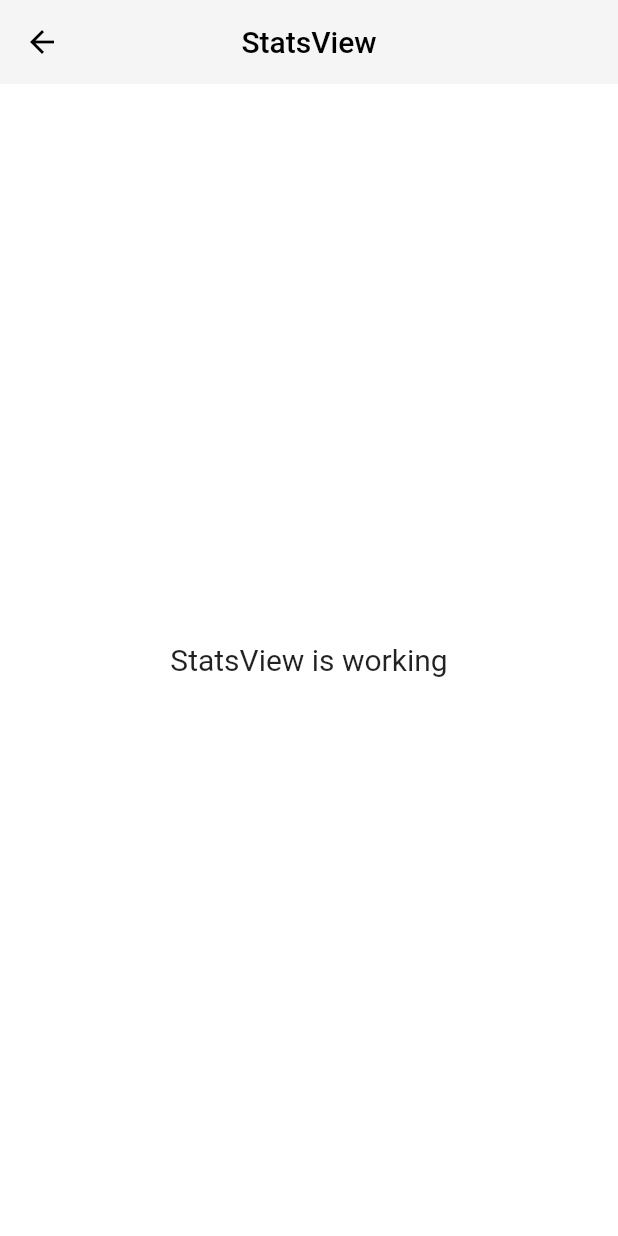
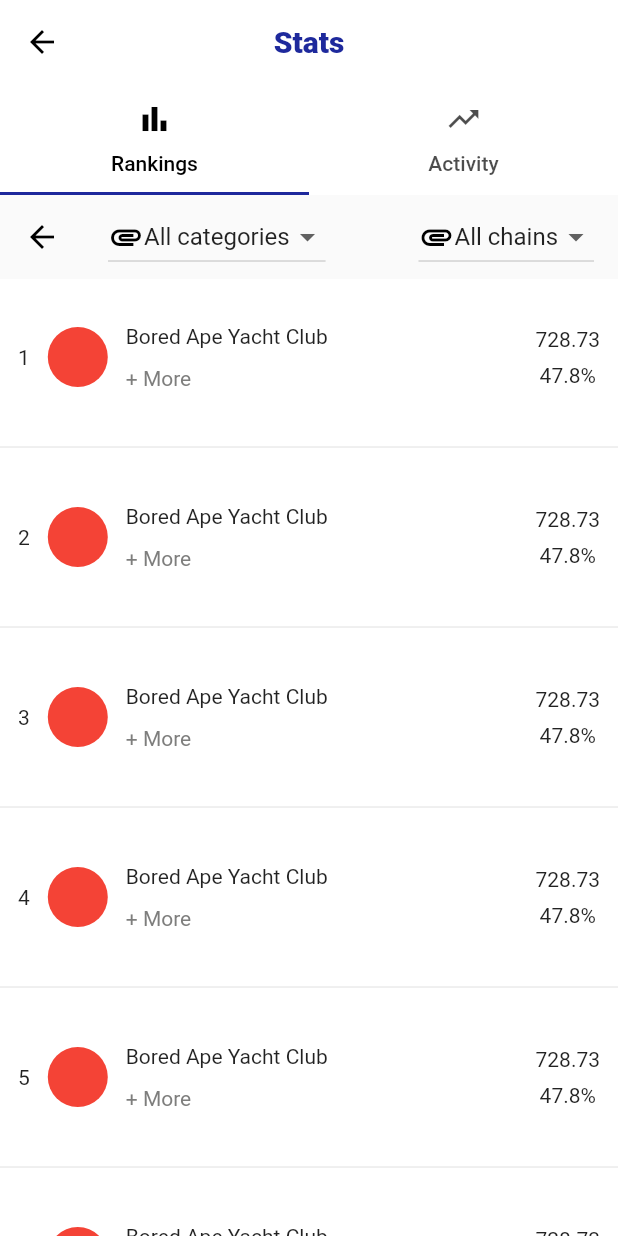
Before and after one commit to KOOPA-JUNCTION/koopa, a Flutter app: the StatsView screen opened by its route, on a phone screen of 412 x 824 dp. Run offline on Flutter 3.47's test engine with Material 2 defaults, Android fonts, the phone set to English and light mode, and no system bars; our stand-ins replace flutter_svg, get; Roboto replaces fonts that are missing (Pretendard).

Commit message:
feat: stat page

```diff
--- a/assets/locales/en_US.json
+++ b/assets/locales/en_US.json
@@ -16,5 +16,10 @@
   },
   "profile": {
     "my": "My Inventory"
+  },
+  "stats": {
+    "title": "Stats",
+    "rankings": "Rankings",
+    "activity": "Activity"
   }
 }
--- /dev/null
+++ b/lib/app/modules/stats/views/stats_activity_view.dart
@@ -0,0 +1,14 @@
+import 'package:flutter/material.dart';
+import 'package:get/get.dart';
+import 'package:koopa/app/modules/stats/controllers/stats_controller.dart';
+
+class StatsActivityView extends GetView<StatsController> {
+  const StatsActivityView({super.key});
+
+  @override
+  Widget build(BuildContext context) {
+    return Container(
+      child: Text('test'),
+    );
+  }
+}
--- /dev/null
+++ b/lib/app/modules/stats/views/stats_ranking_view.dart
@@ -0,0 +1,99 @@
+import 'package:flutter/material.dart';
+import 'package:get/get.dart';
+import 'package:koopa/app/modules/stats/controllers/stats_controller.dart';
+
+class StatsRankingView extends GetView<StatsController> {
+  const StatsRankingView({super.key});
+
+  @override
+  Widget build(BuildContext context) {
+    return CustomScrollView(
+      slivers: [
+        SliverAppBar(
+          title: Row(
+            mainAxisAlignment: MainAxisAlignment.spaceBetween,
+            children: [
+              DropdownButton<String>(
+                items: [
+                  DropdownMenuItem(
+                    child: Row(
+                      children: const [
+                        Icon(Icons.attachment),
+                        Text('All categories'),
+                      ],
+                    ),
+                  )
+                ],
+                onChanged: (_) {},
+              ),
+              DropdownButton<String>(
+                items: [
+                  DropdownMenuItem(
+                    child: Row(
+                      children: const [
+                        Icon(Icons.attachment),
+                        Text('All chains'),
+                      ],
+                    ),
+                  )
+                ],
+                onChanged: (_) {},
+              ),
+            ],
+          ),
+          centerTitle: true,
+          backgroundColor: const Color(0xfffafafa),
+          floating: true,
+        ),
+        SliverList(
+          delegate: SliverChildBuilderDelegate(
+            (_, index) => Column(
+              children: [
+                Padding(
+                  padding:
+                      const EdgeInsets.symmetric(vertical: 30, horizontal: 12),
+                  child: Row(
+                    children: [
+                      Text('${index + 1}'),
+                      const SizedBox(width: 12),
+                      Container(
+                        decoration: BoxDecoration(
+                          color: Colors.red,
+                          borderRadius: BorderRadius.circular(30),
+                        ),
+                        width: 40,
+                        height: 40,
+                      ),
+                      const SizedBox(width: 12),
+                      Column(
+                        crossAxisAlignment: CrossAxisAlignment.start,
+                        children: const [
+                          Text('Bored Ape Yacht Club'),
+                          SizedBox(height: 12),
+                          Text(
+                            '+ More',
+                            style: TextStyle(color: Color(0xff7e7e7d)),
+                          ),
+                        ],
+                      ),
+                      Expanded(child: Container()),
+                      Column(
+                        children: const [
+                          Text('728.73'),
+                          SizedBox(height: 8),
+                          Text('47.8%'),
+                        ],
+                      )
+                    ],
+                  ),
+                ),
+                const Divider(),
+              ],
+            ),
+            childCount: 100,
+          ),
+        )
+      ],
+    );
+  }
+}
--- a/lib/app/modules/stats/views/stats_view.dart
+++ b/lib/app/modules/stats/views/stats_view.dart
@@ -1,23 +1,45 @@
 import 'package:flutter/material.dart';
 
 import 'package:get/get.dart';
+import 'package:koopa/app/modules/stats/views/stats_activity_view.dart';
+import 'package:koopa/app/modules/stats/views/stats_ranking_view.dart';
 
+import '../../../../generated/locales.g.dart';
 import '../controllers/stats_controller.dart';
 
 class StatsView extends GetView<StatsController> {
   const StatsView({Key? key}) : super(key: key);
   @override
   Widget build(BuildContext context) {
-    return Scaffold(
-      appBar: AppBar(
-        title: const Text('StatsView'),
-        centerTitle: true,
-      ),
-      body: Center(
-        child: Text(
-          'StatsView is working',
-          style: TextStyle(fontSize: 20),
+    return DefaultTabController(
+      length: 2,
+      child: Scaffold(
+        appBar: AppBar(
+          title: Text(LocaleKeys.stats_title.tr),
+          titleTextStyle: Get.textTheme.titleLarge!.copyWith(
+            fontWeight: FontWeight.w900,
+            color: const Color(0xff1e299c),
+          ),
+          backgroundColor: Colors.transparent,
+          centerTitle: true,
+          bottom: TabBar(
+            labelColor: Colors.black,
+            tabs: [
+              Tab(
+                icon: const Icon(Icons.bar_chart_outlined),
+                text: LocaleKeys.stats_rankings.tr,
+              ),
+              Tab(
+                icon: const Icon(Icons.trending_up),
+                text: LocaleKeys.stats_activity.tr,
+              ),
+            ],
+          ),
         ),
+        body: const TabBarView(children: [
+          StatsRankingView(),
+          StatsActivityView(),
+        ]),
       ),
     );
   }
```
Also changed, not shown: lib/generated/locales.g.dart.
